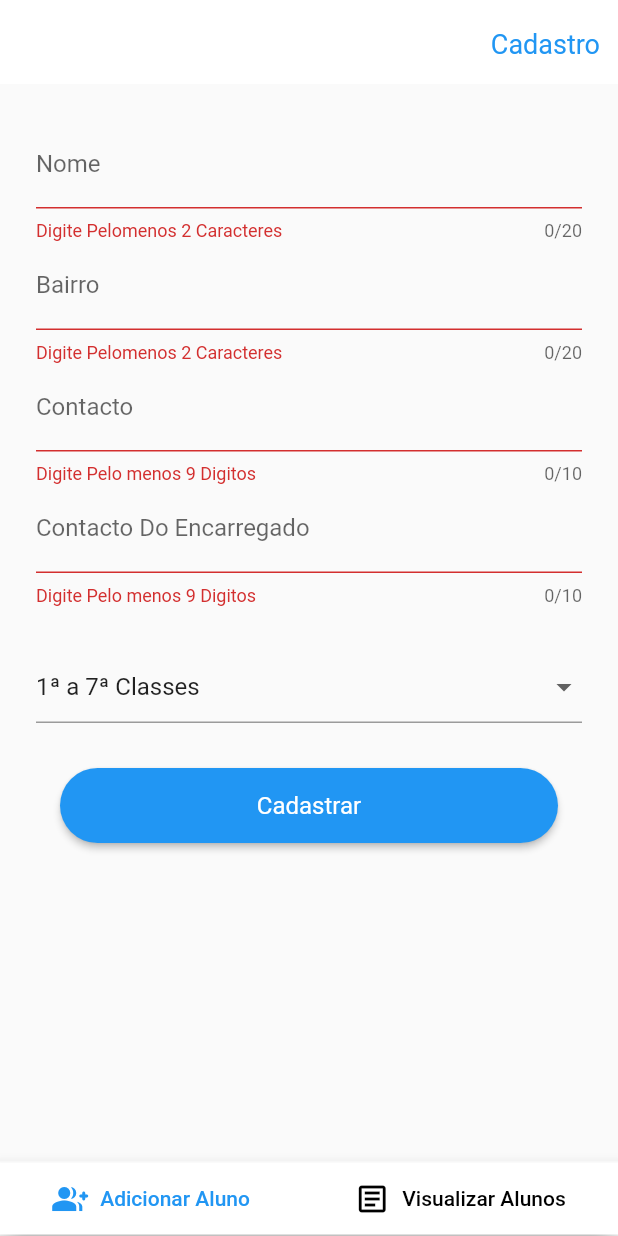
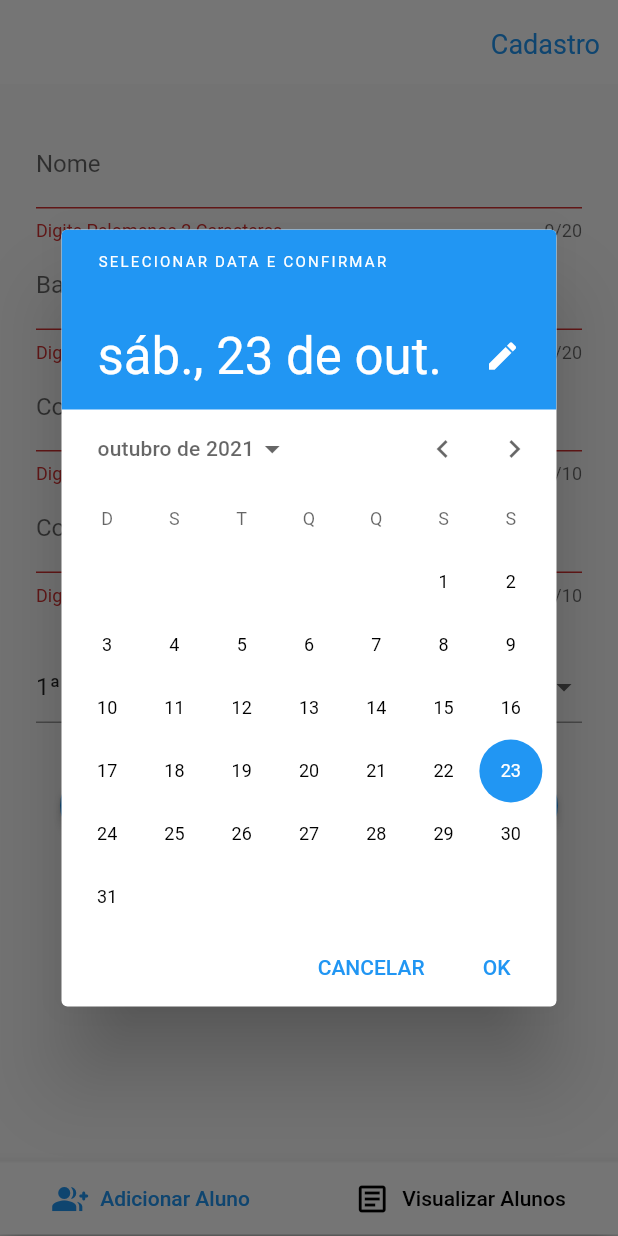
Before and after one commit to Jaimrg/Ed_App, a Flutter app: the screen it shows after launch, after a tap on "Cadastrar", on a phone screen of 412 x 824 dp. Run offline on Flutter 3.47's test engine with Material 2 defaults, Android fonts, the phone set to English and light mode, and no system bars; our stand-ins replace google_fonts, hive, hive_flutter, shared_preferences; missing offline and left inert: horizontal_data_table; accounts and stored records are empty; Roboto replaces fonts that are missing (Raleway, arial).

Commit message:
Date atualization
get data pelo user

```diff
--- a/lib/form_screen.dart
+++ b/lib/form_screen.dart
@@ -14,6 +14,7 @@ import 'package:hive/hive.dart';
 import 'package:hive_flutter/hive_flutter.dart';
 import 'data_show.dart';
 import 'package:intl/intl.dart';
+import 'package:flutter_localizations/flutter_localizations.dart';
 
 class FormScreen extends StatefulWidget {
   @override
@@ -25,6 +26,8 @@ class FormScreen extends StatefulWidget {
 class FormScreenState extends State<FormScreen> {
   //Variaveis
 
+  String date = "";
+  DateTime selectedDate = DateTime.now();
   var now = new DateTime.now();
   var formatter = new DateFormat('dd-MM-yyyy');
 
@@ -150,10 +153,35 @@ class FormScreenState extends State<FormScreen> {
   Widget buildSubmit() => Builder(
         builder: (context) => ButtonWidget(
           text: 'Cadastrar',
-          onClicked: () {
+          onClicked: () async {
             final isValid = _formKey.currentState!.validate();
             // FocusScope.of(context).unfocus();
+            _selectDate(context, isValid);
+            // _DataDialog(context, isValid);
+          },
+        ),
+      );
 
+  _DataDialog(BuildContext context, bool isValid) {
+    showDialog(
+      context: context,
+      builder: (BuildContext context) {
+        return Expanded(
+          child: AlertDialog(
+            title: Text('Confirmar Data'),
+            content: Text('Confirmar a Renovacao do Pacote da '),
+            actions: [
+              TextButton(
+                onPressed: () {
+                  Navigator.of(context).pop();
+                },
+                child: Text(
+                  'Nao',
+                  style: TextStyle(color: Colors.red),
+                ),
+              ),
+              TextButton(
+                onPressed: () {
                   if (isValid) {
                     _formKey.currentState!.save();
 
@@ -166,16 +194,27 @@ class FormScreenState extends State<FormScreen> {
                       backgroundColor: Colors.green,
                     );
                     ScaffoldMessenger.of(context).showSnackBar(snackBar);
+                  }
 
                   Aluno al = new Aluno();
                   al.initData(0, nome_f, bairro, contacto, contacto_enc);
                   clean();
+
                   addEstudante(
                       nome_f, bairro, contacto, contacto_enc, _currentSugars!);
-            }
+                  Navigator.of(context).pop();
                 },
+                child: Text(
+                  'Sim',
+                  style: TextStyle(color: Colors.green),
+                ),
+              ),
+            ],
           ),
         );
+      },
+    );
+  }
 
   void clean() {
     nome.clear();
@@ -237,7 +276,6 @@ class FormScreenState extends State<FormScreen> {
                             });
                           },
                         ))*/
-
                           DropdownButtonFormField<String>(
                             value: _currentSugars,
                             // decoration: const textInputDecoration,
@@ -250,6 +288,35 @@ class FormScreenState extends State<FormScreen> {
                             onChanged: (val) =>
                                 setState(() => _currentSugars = val),
                           ),
+                          /* Row(
+                            mainAxisAlignment: MainAxisAlignment.spaceEvenly,
+                            children: <Widget>[
+                              IconButton(
+                                icon: Icon(Icons.date_range),
+                                onPressed: () async {
+                                  final data = await showDatePicker(
+                                    context: context,
+                                    initialDate: DateTime.now(),
+                                    firstDate: DateTime.now()
+                                        .subtract(Duration(days: 365)),
+                                    lastDate:
+                                        DateTime.now().add(Duration(days: 365)),
+                                    locale: Localizations.localeOf(context),
+                                  );
+
+                                  String d = data.toString();
+                                  print(d);
+                                  if (data != null) {
+                                    final datapt = DateFormat(
+                                            DateFormat.YEAR_MONTH_DAY, 'pt_Br')
+                                        .format(data);
+
+                                    print(datapt);
+                                  }
+                                },
+                              ),
+                            ],
+                          ),*/
                           SizedBox(height: 30),
                           Container(
                             color: Colors.transparent,
@@ -360,7 +427,7 @@ class FormScreenState extends State<FormScreen> {
 
   Future addEstudante(String nome, String bairro, String telefone,
       String telefone_enc, String classe) async {
-    String formattedDate = formatter.format(now);
+    String formattedDate = formatter.format(selectedDate);
     final estudante = Estudante()
       ..nome = nome
       ..estado = true
@@ -378,6 +445,40 @@ class FormScreenState extends State<FormScreen> {
     // final myTransaction = mybox.get('key');
     // mybox.values;
     // mybox.keys;
+  }
+
+  _selectDate(BuildContext context, bool isValid) async {
+    final DateTime? selected = await showDatePicker(
+        context: context,
+        initialDate: selectedDate,
+        firstDate: DateTime(2010),
+        lastDate: DateTime(2025),
+        helpText: "SELECIONAR DATA E CONFIRMAR");
+    if (selected != null && selected != selectedDate)
+      setState(() {
+        selectedDate = selected;
+
+        if (isValid) {
+          _formKey.currentState!.save();
+
+          final message = 'Cadastrado Com Sucesso';
+          final snackBar = SnackBar(
+            content: Text(
+              message,
+              style: TextStyle(fontSize: 20),
+            ),
+            backgroundColor: Colors.green,
+          );
+          ScaffoldMessenger.of(context).showSnackBar(snackBar);
+        }
+
+        Aluno al = new Aluno();
+        al.initData(0, nome_f, bairro, contacto, contacto_enc);
+        clean();
+
+        addEstudante(nome_f, bairro, contacto, contacto_enc, _currentSugars!);
+      });
+    print(selectedDate);
   }
 
   double valor(String classe) {
--- a/lib/main.dart
+++ b/lib/main.dart
@@ -5,6 +5,8 @@ import 'package:ed_app/model/Estudante.dart';
 
 import 'package:hive_flutter/hive_flutter.dart';
 import 'data_show.dart';
+import 'package:intl/intl.dart';
+import 'package:flutter_localizations/flutter_localizations.dart';
 
 Future main() async {
   WidgetsFlutterBinding.ensureInitialized();
@@ -21,6 +23,11 @@ class MyApp extends StatelessWidget {
   @override
   Widget build(BuildContext context) {
     return MaterialApp(
+      localizationsDelegates: [
+        GlobalWidgetsLocalizations.delegate,
+        GlobalMaterialLocalizations.delegate,
+      ],
+      supportedLocales: [Locale("pt", "BR")],
       debugShowCheckedModeBanner: false,
       title: 'ED_app',
       theme: ThemeData(
--- a/pubspec.yaml
+++ b/pubspec.yaml
@@ -26,9 +26,11 @@ dependencies:
   shared_preferences: ^2.0.6
   hive: ^2.0.4
   hive_flutter: ^1.0.0
-  intl: ^0.17.0
   flutter:
     sdk: flutter
+  flutter_localizations:
+    sdk: flutter
+  intl: ^0.17.0
 
 
   # The following adds the Cupertino Icons font to your application.
```
Also changed, not shown: pubspec.lock. Lines whose indentation alone changed are shown as unchanged.
